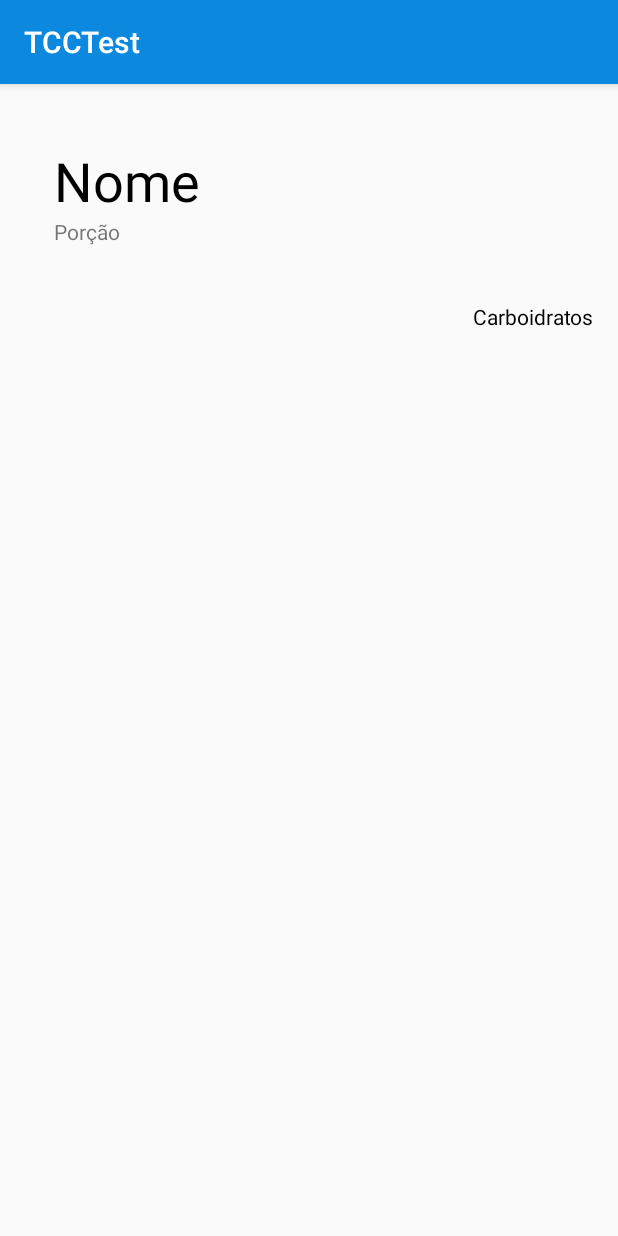
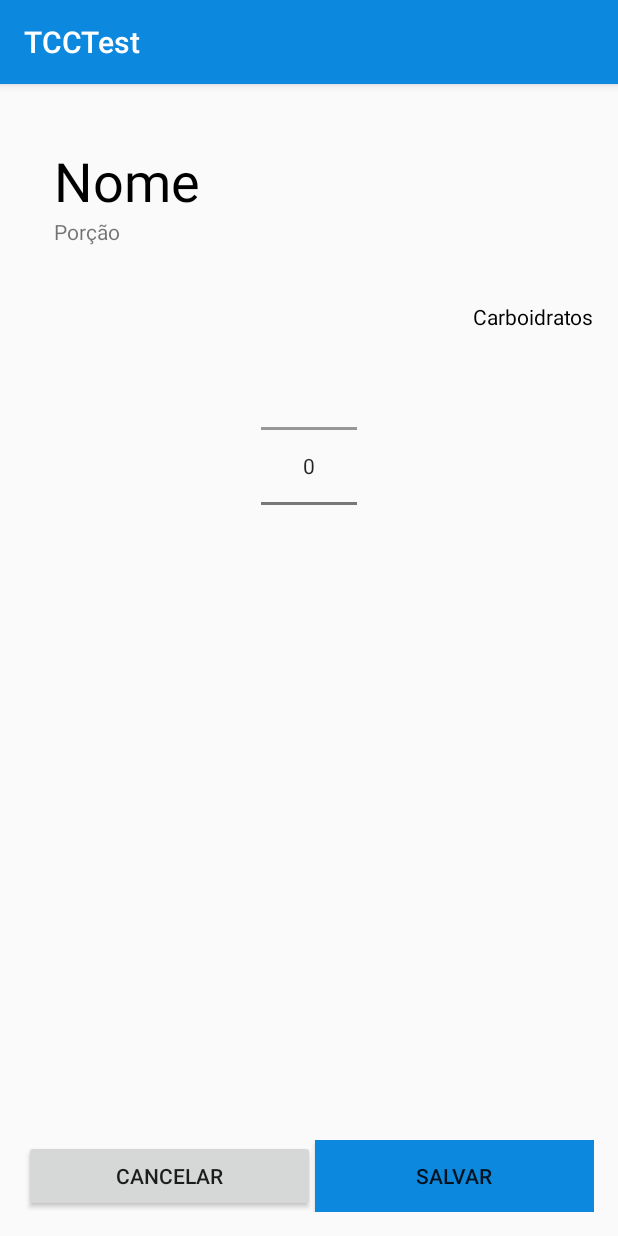
Before and after one commit to LucasPCBranco/Diabytes, an Android app: the CalcActivity screen opened directly, with no data from a screen before it, on a phone screen of 412 x 824 dp. Run offline under Robolectric (Android 15) with nearby library versions, the phone set to English and light mode, and no system bars.

Commit message:
migração strings.xml e mudanças CalcActivity

```diff
--- a/app/src/main/java/com/example/nerds/tcctest/CalcActivity.java
+++ b/app/src/main/java/com/example/nerds/tcctest/CalcActivity.java
@@ -8,6 +8,7 @@ import android.widget.TextView;
 public class CalcActivity extends AppCompatActivity {
 
     private TextView textNome, textPorcao, textCarb;
+    public double calc; //Variável que armazenará o cálculo de carboidratos
 
     @Override
     protected void onCreate(Bundle savedInstanceState) {
@@ -33,6 +34,8 @@ public class CalcActivity extends AppCompatActivity {
             //Sistema extenso de conversão Float para String
             textCarb.setText(String.valueOf(bd.selectAlimentos().get(posicao).getgCarb()));
 
+            //Adiciona o valor de carboidratos da refeição.
+            calc = calc + bd.selectAlimentos().get(posicao).getgCarb();
 
         }
 
--- a/app/src/main/res/layout/activity_calc.xml
+++ b/app/src/main/res/layout/activity_calc.xml
@@ -43,4 +43,34 @@
         android:layout_marginTop="37dp"
         android:id="@+id/textCarb"
         android:textColor="@android:color/primary_text_light" />
+
+    <NumberPicker
+        android:layout_width="wrap_content"
+        android:layout_height="wrap_content"
+        android:id="@+id/numPorcao"
+        android:layout_below="@id/textCarb"
+        android:layout_centerInParent="true"
+        android:paddingTop="@dimen/activity_vertical_margin"/>
+
+    <LinearLayout
+        android:id="@+id/LinearLayout02"
+        android:layout_height="wrap_content"
+        android:layout_width="fill_parent"
+        android:layout_alignParentBottom="true">
+        <Button
+            android:id="@+id/botaoCancelar"
+            android:layout_width="wrap_content"
+            android:layout_height="wrap_content"
+            android:layout_weight="1"
+            android:text="@string/cancelar">
+        </Button>
+        <Button
+            android:id="@+id/Button03"
+            android:layout_width="wrap_content"
+            android:layout_height="wrap_content"
+            android:layout_weight="1"
+            android:background="@color/colorPrimary"
+            android:text="@string/salvar">
+        </Button>
+    </LinearLayout>
 </RelativeLayout>
--- a/app/src/main/res/layout/activity_new_alimento.xml
+++ b/app/src/main/res/layout/activity_new_alimento.xml
@@ -23,7 +23,7 @@
         android:inputType="textPersonName" />
 
     <TextView
-        android:text="Tipo de Porção"
+        android:text="@string/tipo_porcao"
         android:layout_width="wrap_content"
         android:layout_height="wrap_content"
         android:layout_below="@+id/editName"
@@ -64,7 +64,7 @@
         android:layout_alignStart="@+id/editPorcao" />
 
     <TextView
-        android:text="Carboidratos (g)"
+        android:text="@string/carb"
         android:layout_width="wrap_content"
         android:layout_height="wrap_content"
         android:id="@+id/textViewCarboidratos"
@@ -75,7 +75,7 @@
         android:textColor="@android:color/black" />
 
     <Button
-        android:text="Salvar"
+        android:text="@string/salvar"
         android:layout_width="match_parent"
         android:layout_height="wrap_content"
         android:id="@+id/buttonSalvar"
--- a/app/src/main/res/values/strings.xml
+++ b/app/src/main/res/values/strings.xml
@@ -1,3 +1,8 @@
 <resources>
     <string name="app_name">TCCTest</string>
+    <string name="tipo_porcao">Tipo de porção</string>
+    <string name="carb">Carboidratos (g)</string>
+    <string name="porcao">Porção</string>
+    <string name="salvar">Salvar</string>
+    <string name="cancelar">Cancelar</string>
 </resources>
```
